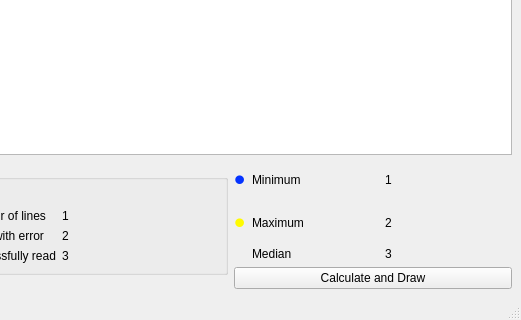
Before: the Qt Designer form lab3_op/mainwindow.ui in evgrafiyhaha/2nd_sem_labs, drawn with Qt 5; both pictures show x 605 to 1126 and y 275 to 595 of the 1126 by 595 pixel window.
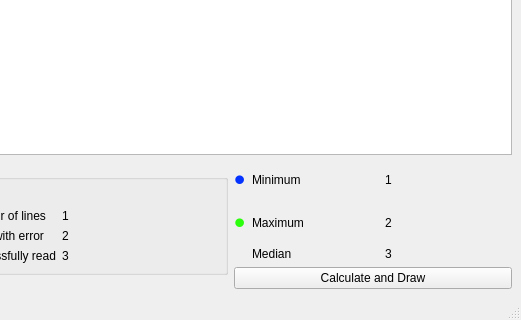
After: the same form once the commit is applied.

What changed in the file:
```diff
--- a/lab3_op/mainwindow.ui
+++ b/lab3_op/mainwindow.ui
@@ -174,7 +174,7 @@
          </sizepolicy>
         </property>
         <property name="text">
-         <string>&lt;html&gt;&lt;head/&gt;&lt;body&gt;&lt;p&gt;&lt;span style=&quot; font-size:24pt; color:#fffb00;&quot;&gt;•&lt;/span&gt;&lt;/p&gt;&lt;/body&gt;&lt;/html&gt;</string>
+         <string>&lt;html&gt;&lt;head/&gt;&lt;body&gt;&lt;p&gt;&lt;span style=&quot; font-size:24pt; color:#2cfe0e;&quot;&gt;•&lt;/span&gt;&lt;/p&gt;&lt;/body&gt;&lt;/html&gt;</string>
         </property>
        </widget>
       </item>
```
